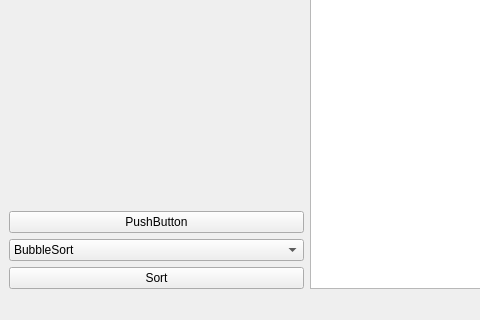
Qt form Sortings_Visualization/mainwindow.ui (yegorgru/OOP_Lab2_4_Semester) before a commit; both pictures show x 0 to 480 and y 288 to 608 of the 1220 by 608 pixel window.
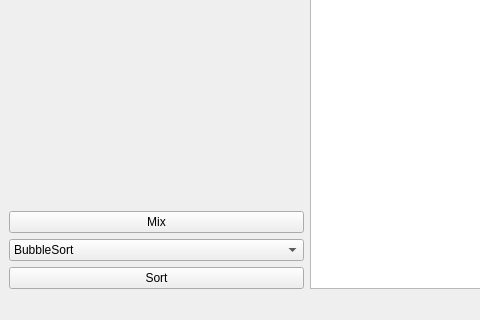
The same form after that commit.

Commit message: changed the name of the button

What changed in the file:
```diff
--- a/Sortings_Visualization/mainwindow.ui
+++ b/Sortings_Visualization/mainwindow.ui
@@ -59,7 +59,7 @@
     <item row="1" column="0">
      <widget class="QPushButton" name="MixButton">
       <property name="text">
-       <string>PushButton</string>
+       <string>Mix</string>
       </property>
      </widget>
     </item>
```
